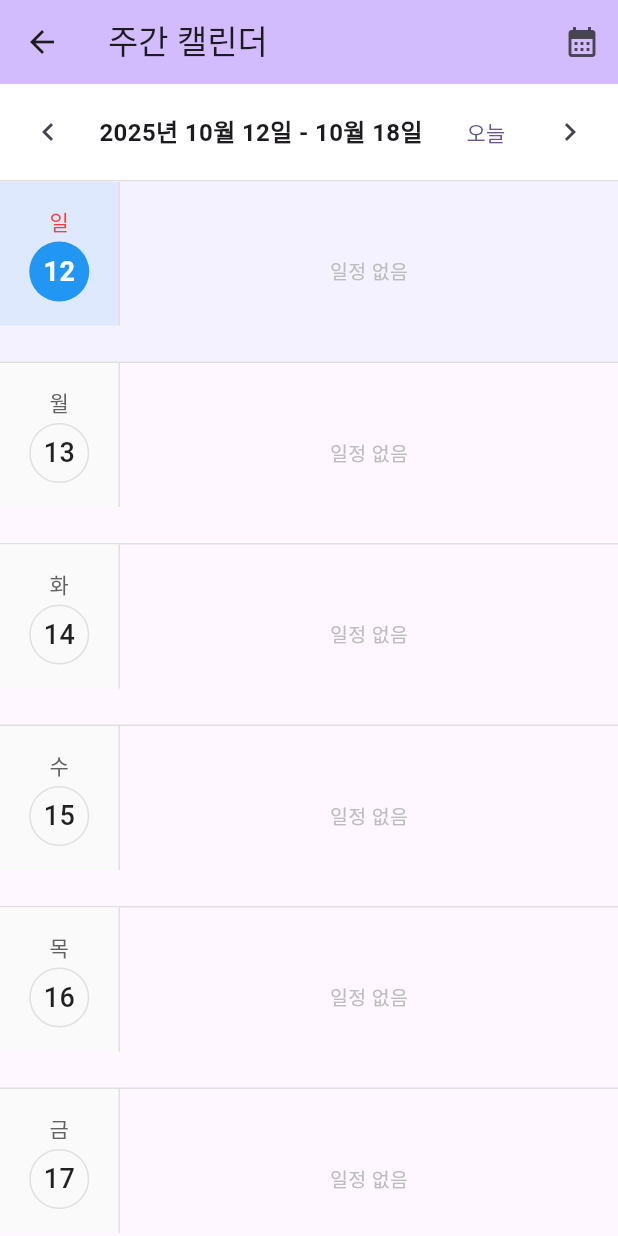
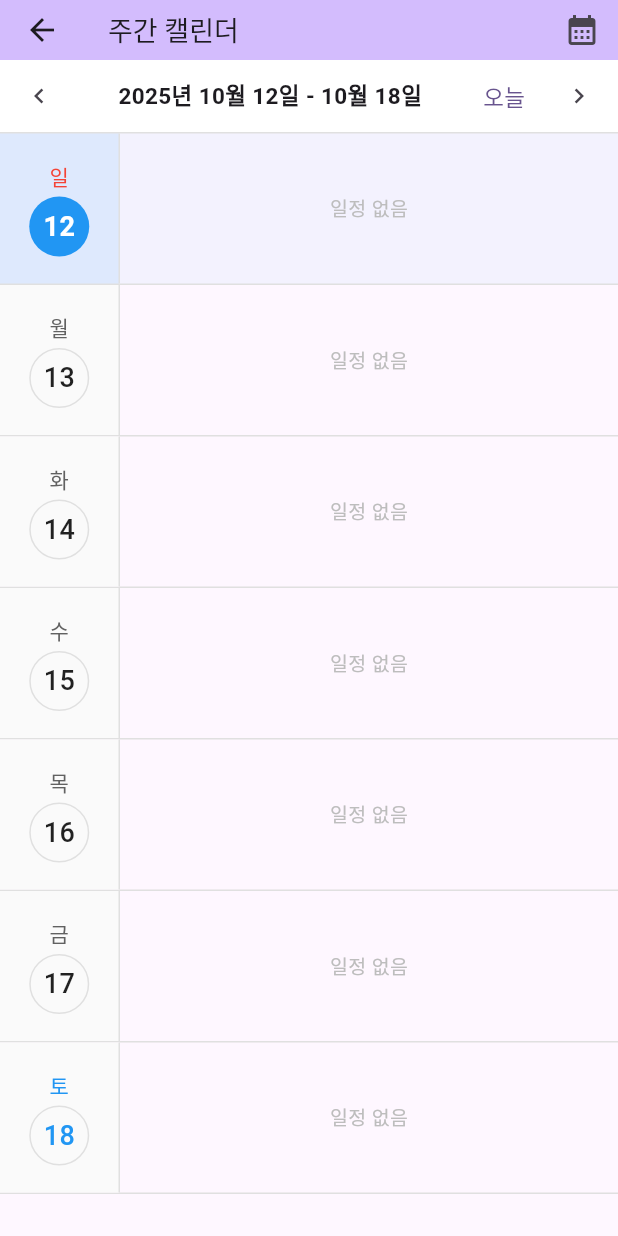
Before and after one commit to ssh5437/flutter_schedule_app, a Flutter app: the CalendarViewScreen screen opened directly, on a phone screen of 412 x 824 dp. Run offline on Flutter 3.47's test engine with Material 3 defaults, Android fonts, the phone set to English and light mode, and no system bars; our stand-ins replace flutter_colorpicker, shared_preferences, sqflite, table_calendar; accounts and stored records are empty.

```diff
--- a/lib/screens/calendar_view_screen.dart
+++ b/lib/screens/calendar_view_screen.dart
@@ -32,8 +32,12 @@ class CalendarViewScreenState extends State<CalendarViewScreen> {
   Widget build(BuildContext context) {
     return Scaffold(
       appBar: AppBar(
-        title: Text(_isWeeklyView ? '주간 캘린더' : '월간 캘린더'),
+        title: Text(
+          _isWeeklyView ? '주간 캘린더' : '월간 캘린더',
+          style: const TextStyle(fontSize: 18),
+        ),
         backgroundColor: Theme.of(context).colorScheme.inversePrimary,
+        toolbarHeight: 40,
         actions: [
           // 월간 캘린더일 때만 가로/세로 전환 버튼 표시
           if (!_isWeeklyView)
--- a/lib/screens/company_management_screen.dart
+++ b/lib/screens/company_management_screen.dart
@@ -72,8 +72,9 @@ class _CompanyManagementScreenState extends State<CompanyManagementScreen> {
   Widget build(BuildContext context) {
     return Scaffold(
       appBar: AppBar(
-        title: const Text('업체 관리'),
+        title: const Text('업체 관리', style: TextStyle(fontSize: 18)),
         backgroundColor: Theme.of(context).colorScheme.inversePrimary,
+        toolbarHeight: 40,
       ),
       body: _isLoading
           ? const Center(child: CircularProgressIndicator())
--- a/lib/screens/completed_schedules_screen.dart
+++ b/lib/screens/completed_schedules_screen.dart
@@ -67,8 +67,9 @@ class CompletedSchedulesScreenState extends State<CompletedSchedulesScreen> {
   Widget build(BuildContext context) {
     return Scaffold(
       appBar: AppBar(
-        title: const Text('완료 내역'),
+        title: const Text('완료 내역', style: TextStyle(fontSize: 18)),
         backgroundColor: Theme.of(context).colorScheme.inversePrimary,
+        toolbarHeight: 40,
       ),
       body: _isLoading
           ? const Center(child: CircularProgressIndicator())
--- a/lib/screens/home_screen.dart
+++ b/lib/screens/home_screen.dart
@@ -79,8 +79,9 @@ class HomeScreenState extends State<HomeScreen> {
   Widget build(BuildContext context) {
     return Scaffold(
       appBar: AppBar(
-        title: const Text('스케줄 목록'),
+        title: const Text('스케줄 목록', style: TextStyle(fontSize: 18)),
         backgroundColor: Theme.of(context).colorScheme.inversePrimary,
+        toolbarHeight: 40,
         actions: [
           IconButton(
             icon: const Icon(Icons.business),
--- a/lib/screens/schedule_detail_screen.dart
+++ b/lib/screens/schedule_detail_screen.dart
@@ -88,8 +88,9 @@ class _ScheduleDetailScreenState extends State<ScheduleDetailScreen> {
   Widget build(BuildContext context) {
     return Scaffold(
       appBar: AppBar(
-        title: const Text('스케줄 상세'),
+        title: const Text('스케줄 상세', style: TextStyle(fontSize: 18)),
         backgroundColor: Theme.of(context).colorScheme.inversePrimary,
+        toolbarHeight: 40,
         actions: [
           IconButton(
             icon: const Icon(Icons.edit),
--- a/lib/screens/schedule_form_screen.dart
+++ b/lib/screens/schedule_form_screen.dart
@@ -366,8 +366,12 @@ class _ScheduleFormScreenState extends State<ScheduleFormScreen> {
   Widget build(BuildContext context) {
     return Scaffold(
       appBar: AppBar(
-        title: Text(widget.schedule == null ? '스케줄 추가' : '스케줄 수정'),
+        title: Text(
+          widget.schedule == null ? '스케줄 추가' : '스케줄 수정',
+          style: const TextStyle(fontSize: 18),
+        ),
         backgroundColor: Theme.of(context).colorScheme.inversePrimary,
+        toolbarHeight: 40,
         actions: [
           IconButton(
             icon: const Icon(Icons.save),
--- a/lib/screens/search_screen.dart
+++ b/lib/screens/search_screen.dart
@@ -65,8 +65,9 @@ class _SearchScreenState extends State<SearchScreen> {
   Widget build(BuildContext context) {
     return Scaffold(
       appBar: AppBar(
-        title: const Text('스케줄 검색'),
+        title: const Text('스케줄 검색', style: TextStyle(fontSize: 18)),
         backgroundColor: Theme.of(context).colorScheme.inversePrimary,
+        toolbarHeight: 40,
       ),
       body: Column(
         children: [
--- a/lib/screens/weekly_calendar_screen.dart
+++ b/lib/screens/weekly_calendar_screen.dart
@@ -140,7 +140,7 @@ class WeeklyCalendarScreenState extends State<WeeklyCalendarScreen> {
               children: [
                 // 헤더: 주 네비게이션
                 Container(
-                  padding: const EdgeInsets.symmetric(horizontal: 8, vertical: 8),
+                  padding: const EdgeInsets.symmetric(horizontal: 2, vertical: 0),
                   decoration: BoxDecoration(
                     color: Colors.white,
                     border: Border(bottom: BorderSide(color: Colors.grey.shade300)),
@@ -148,24 +148,33 @@ class WeeklyCalendarScreenState extends State<WeeklyCalendarScreen> {
                   child: Row(
                     children: [
                       IconButton(
-                        icon: const Icon(Icons.chevron_left),
+                        icon: const Icon(Icons.chevron_left, size: 20),
                         onPressed: _goToPreviousWeek,
+                        padding: const EdgeInsets.all(8),
+                        constraints: const BoxConstraints(),
                       ),
                       Expanded(
                         child: Center(
                           child: Text(
                             '${DateFormat('yyyy년 M월 d일', 'ko_KR').format(weekStart)} - ${DateFormat('M월 d일', 'ko_KR').format(weekEnd)}',
-                            style: const TextStyle(fontSize: 16, fontWeight: FontWeight.bold),
+                            style: const TextStyle(fontSize: 15, fontWeight: FontWeight.bold),
                           ),
                         ),
                       ),
                       TextButton(
                         onPressed: _goToToday,
-                        child: const Text('오늘'),
+                        style: TextButton.styleFrom(
+                          padding: const EdgeInsets.symmetric(horizontal: 12, vertical: 8),
+                          minimumSize: Size.zero,
+                          tapTargetSize: MaterialTapTargetSize.shrinkWrap,
+                        ),
+                        child: const Text('오늘', style: TextStyle(fontSize: 15)),
                       ),
                       IconButton(
-                        icon: const Icon(Icons.chevron_right),
+                        icon: const Icon(Icons.chevron_right, size: 20),
                         onPressed: _goToNextWeek,
+                        padding: const EdgeInsets.all(8),
+                        constraints: const BoxConstraints(),
                       ),
                     ],
                   ),
@@ -206,12 +215,14 @@ class WeeklyCalendarScreenState extends State<WeeklyCalendarScreen> {
           // 날짜 헤더 (세로)
           Container(
             width: 80,
-            padding: const EdgeInsets.symmetric(vertical: 16, horizontal: 8),
+            height: 100,
             decoration: BoxDecoration(
               border: Border(right: BorderSide(color: Colors.grey.shade300)),
               color: isToday ? Colors.blue.withValues(alpha: 0.1) : Colors.grey.shade50,
             ),
             child: Column(
+              mainAxisAlignment: MainAxisAlignment.center,
+              crossAxisAlignment: CrossAxisAlignment.center,
               children: [
                 Text(
                   koreanDays[dayIndex],
@@ -251,25 +262,6 @@ class WeeklyCalendarScreenState extends State<WeeklyCalendarScreen> {
                     ),
                   ),
                 ),
-                if (schedules.isNotEmpty)
-                  Padding(
-                    padding: const EdgeInsets.only(top: 8),
-                    child: Container(
-                      padding: const EdgeInsets.symmetric(horizontal: 6, vertical: 2),
-                      decoration: BoxDecoration(
-                        color: Colors.blue,
-                        borderRadius: BorderRadius.circular(10),
-                      ),
-                      child: Text(
-                        '${schedules.length}',
-                        style: const TextStyle(
-                          color: Colors.white,
-                          fontSize: 12,
-                          fontWeight: FontWeight.bold,
-                        ),
-                      ),
-                    ),
-                  ),
               ],
             ),
           ),
@@ -277,7 +269,7 @@ class WeeklyCalendarScreenState extends State<WeeklyCalendarScreen> {
           Expanded(
             child: schedules.isEmpty
                 ? Container(
-                    height: 120,
+                    height: 100,
                     alignment: Alignment.center,
                     child: Text(
                       '일정 없음',
@@ -288,8 +280,7 @@ class WeeklyCalendarScreenState extends State<WeeklyCalendarScreen> {
                     ),
                   )
                 : Container(
-                    height: 120,
-                    padding: const EdgeInsets.all(8),
+                    height: 100,
                     child: ListView.builder(
                       scrollDirection: Axis.horizontal,
                       itemCount: schedules.length,
@@ -327,24 +318,16 @@ class WeeklyCalendarScreenState extends State<WeeklyCalendarScreen> {
       child: Container(
         width: 60,
         height: double.infinity,
-        margin: const EdgeInsets.only(right: 6),
-        padding: const EdgeInsets.all(6),
+        margin: const EdgeInsets.only(right: 5),
+        padding: const EdgeInsets.symmetric(horizontal: 2, vertical: 6),
         decoration: BoxDecoration(
           color: backgroundColor,
-          borderRadius: BorderRadius.circular(8),
           border: Border(
             left: BorderSide(
               color: _getStatusColor(schedule.status),
               width: 5,
             ),
           ),
-          boxShadow: [
-            BoxShadow(
-              color: Colors.black.withValues(alpha: 0.1),
-              blurRadius: 2,
-              offset: const Offset(1, 1),
-            ),
-          ],
         ),
         child: Column(
           crossAxisAlignment: CrossAxisAlignment.start,
```
Also changed, not shown: lib/screens/calendar_screen.dart (+44 -8 lines), lib/screens/company_edit_screen.dart (+9 -40 lines).
